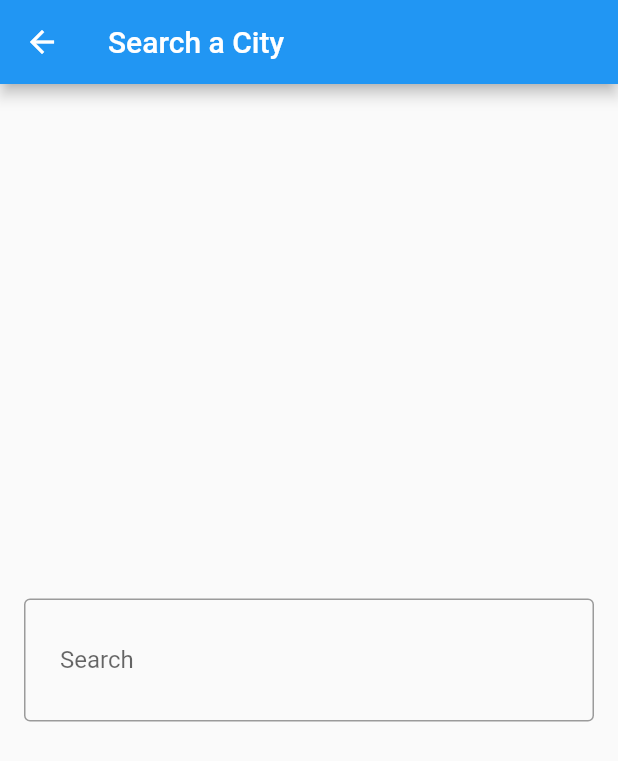
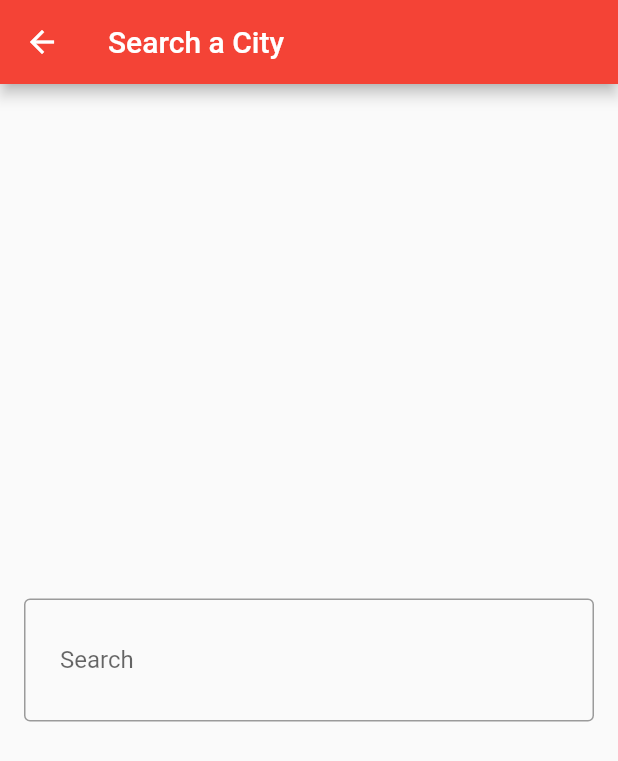
Before and after one commit to MOhamedAHmed1945/WeaterApp, a Flutter app: the screen it shows after launch, after a tap on the "search" icon, on a phone screen of 412 x 824 dp. Shown: the top 761 px of the screen. Run offline on Flutter 3.47's test engine with Material 2 defaults, Android fonts, the phone set to English and light mode, and no system bars.

Commit message:
provider

```diff
--- a/lib/main.dart
+++ b/lib/main.dart
@@ -1,7 +1,14 @@
 import 'package:flutter/material.dart';
-import 'package:weather_app/screens/home_page.dart';
+import 'package:provider/provider.dart';
+import 'package:weather_app/providers/weather_providers.dart';
+import 'package:weather_app/screens/home_screen.dart';
 void main() {
-  runApp(const MyApp());
+  runApp(ChangeNotifierProvider(
+      create: (context){
+        return WeatherProvider();
+      },
+      child: const MyApp())
+  );
 }
 class MyApp extends StatelessWidget {
   const MyApp({super.key});
@@ -12,9 +19,12 @@ class MyApp extends StatelessWidget {
       debugShowCheckedModeBanner: false,
       title: 'Weather App',
       theme: ThemeData(
-      primarySwatch: Colors.blue,
+      primarySwatch: Provider.of<WeatherProvider>(context).
+      weatherData == null ? Colors.red : Provider.of<WeatherProvider>(context).
+      weatherData!.getThemeColor(),
+        //brightness:Brightness.light or Brightness.dark
       ),
-      home:  HomePage(),
+      home:  HomeScreen(),
     );
   }
 }
--- /dev/null
+++ b/lib/providers/weather_providers.dart
@@ -0,0 +1,14 @@
+
+import 'package:flutter/material.dart';
+import 'package:weather_app/models/weather_model.dart';
+
+class WeatherProvider extends ChangeNotifier{
+  WeatherModel? _weatherData;
+  String? cityName;
+
+  set weatherData(WeatherModel? weather)  {
+    _weatherData = weather;
+    notifyListeners();
+  }
+  WeatherModel? get weatherData => _weatherData;
+}
--- /dev/null
+++ b/lib/screens/home_screen.dart
@@ -0,0 +1,70 @@
+import 'package:flutter/material.dart';
+import 'package:provider/provider.dart';
+import 'package:weather_app/models/weather_model.dart';
+import 'package:weather_app/providers/weather_providers.dart';
+import 'package:weather_app/screens/search_screen.dart';
+
+import '../body_widget/case_not_null.dart';
+
+class HomeScreen extends StatefulWidget {
+  HomeScreen({Key? key}) : super(key: key);
+
+  @override
+  State<HomeScreen> createState() => _HomeScreenState();
+}
+
+class _HomeScreenState extends State<HomeScreen> {
+
+  void updateUi(){
+    setState(() {
+    });
+}
+  WeatherModel? weatherData;
+  @override
+  Widget build(BuildContext context) {
+    weatherData = Provider.of<WeatherProvider>(context,listen: true).weatherData;
+    return Scaffold(
+      appBar: AppBar(
+        title:  const Text('Weather App'),
+        actions: [
+         IconButton(
+             onPressed: (){
+               Navigator.push(
+                 context,
+                   MaterialPageRoute(
+                       builder:(context){
+                     return SearchScreen(
+                       updateUi: updateUi,
+                     );
+                   }),
+               );
+             },
+             icon: const Icon(
+                 Icons.search,
+             ),
+         ),
+        ],
+      ),
+      body: weatherData == null ? Center(
+        child: Column(
+          mainAxisSize: MainAxisSize.min,
+          children: const [
+             Text(
+              'There Is No Weather 😔 Start',
+              style: TextStyle(
+                fontSize: 25,
+              ),
+            ),
+             Text(
+              'Searching Now 🔍',
+              style: TextStyle(
+                fontSize: 30,
+              ),
+            )
+          ],
+        ),
+      ) :
+      CaseNotNull(),
+    );
+  }
+}
```
Also changed, not shown: lib/body_widget/case_not_null.dart (added, +92 -0 lines), lib/models/weather_model.dart (+75 -2 lines), lib/screens/home_page.dart (deleted, +0 -132 lines), lib/screens/search_screen.dart (+10 -6 lines).
